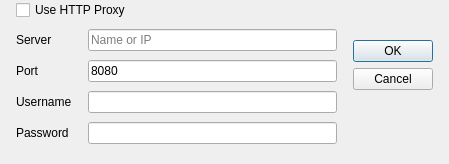
Old version of the form tools/qmlviewer/proxysettings_maemo5.ui in the repository qt/qtdeclarative.
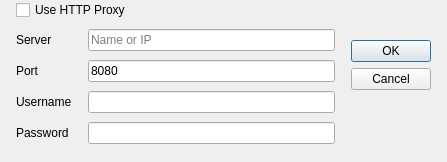
New version of the form.

Commit message:
QmlViewer: Translate UI
Install translators for the Qt & QmlViewer translations. also
add QT_NO_CAST_FROM_ASCII, QT_NO_CAST_TO_ASCII to check for untranslated
strings.

Task-number: QTBUG-14848

(cherry-picked from commit f33b31dcc1b8fd35501ab5b441a4529e2f8570f3)

```diff
--- a/tools/qmlviewer/proxysettings_maemo5.ui
+++ b/tools/qmlviewer/proxysettings_maemo5.ui
@@ -6,8 +6,8 @@
    <rect>
     <x>0</x>
     <y>0</y>
-    <width>449</width>
-    <height>164</height>
+    <width>447</width>
+    <height>162</height>
    </rect>
   </property>
   <property name="windowTitle">
```
Left out of the diff: 2 changed lines with no effect on the pictures. The commit also changes 6 other files.
